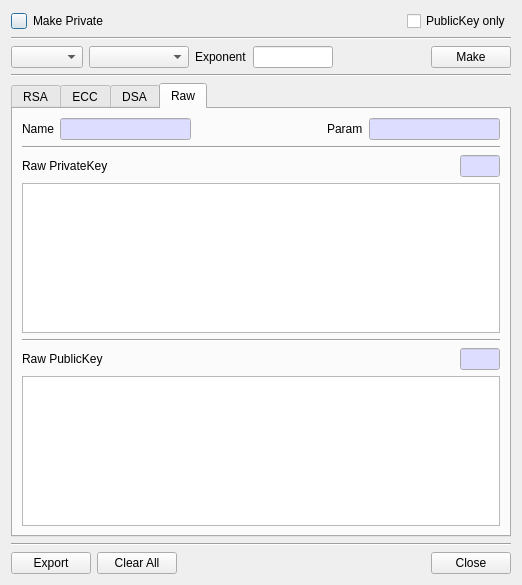
First picture: the form in BerEditor/make_pri_key_dlg.ui, repository jykim74/BerEditor, before the edit.
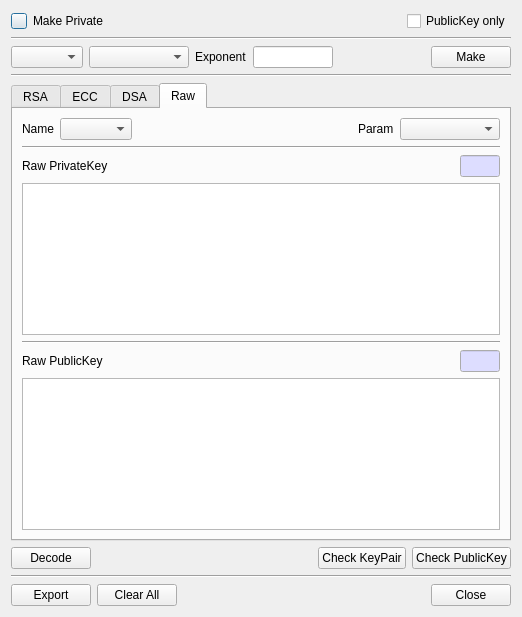
Second picture: the form after the edit. Icons and pictures are not drawn.

The edit to the form file:
```diff
--- a/BerEditor/make_pri_key_dlg.ui
+++ b/BerEditor/make_pri_key_dlg.ui
@@ -7,7 +7,7 @@
     <x>0</x>
     <y>0</y>
     <width>518</width>
-    <height>585</height>
+    <height>617</height>
    </rect>
   </property>
   <property name="windowTitle">
@@ -1285,74 +1285,6 @@
            </property>
           </widget>
          </item>
-         <item row="0" column="4">
-          <widget class="QLineEdit" name="mRawParamText">
-           <property name="palette">
-            <palette>
-             <active>
-              <colorrole role="Base">
-               <brush brushstyle="SolidPattern">
-                <color alpha="255">
-                 <red>221</red>
-                 <green>221</green>
-                 <blue>255</blue>
-                </color>
-               </brush>
-              </colorrole>
-             </active>
-             <inactive>
-              <colorrole role="Base">
-               <brush brushstyle="SolidPattern">
-                <color alpha="255">
-                 <red>221</red>
-                 <green>221</green>
-                 <blue>255</blue>
-                </color>
-               </brush>
-              </colorrole>
-             </inactive>
-             <disabled/>
-            </palette>
-           </property>
-           <property name="readOnly">
-            <bool>true</bool>
-           </property>
-          </widget>
-         </item>
-         <item row="0" column="1">
-          <widget class="QLineEdit" name="mRawNameText">
-           <property name="palette">
-            <palette>
-             <active>
-              <colorrole role="Base">
-               <brush brushstyle="SolidPattern">
-                <color alpha="255">
-                 <red>221</red>
-                 <green>221</green>
-                 <blue>255</blue>
-                </color>
-               </brush>
-              </colorrole>
-             </active>
-             <inactive>
-              <colorrole role="Base">
-               <brush brushstyle="SolidPattern">
-                <color alpha="255">
-                 <red>221</red>
-                 <green>221</green>
-                 <blue>255</blue>
-                </color>
-               </brush>
-              </colorrole>
-             </inactive>
-             <disabled/>
-            </palette>
-           </property>
-           <property name="readOnly">
-            <bool>true</bool>
-           </property>
-          </widget>
-         </item>
          <item row="0" column="2">
           <spacer name="horizontalSpacer_11">
            <property name="orientation">
@@ -1366,6 +1298,19 @@
            </property>
           </spacer>
          </item>
+         <item row="0" column="1">
+          <widget class="QComboBox" name="mRawNameCombo"/>
+         </item>
+         <item row="0" column="4">
+          <widget class="QComboBox" name="mRawParamCombo">
+           <property name="minimumSize">
+            <size>
+             <width>100</width>
+             <height>0</height>
+            </size>
+           </property>
+          </widget>
+         </item>
         </layout>
        </item>
        <item>
@@ -1528,6 +1473,47 @@
      </widget>
     </widget>
    </item>
+   <item>
+    <layout class="QGridLayout" name="gridLayout_18">
+     <property name="topMargin">
+      <number>0</number>
+     </property>
+     <item row="0" column="3">
+      <widget class="QPushButton" name="mCheckPubKeyBtn">
+       <property name="text">
+        <string>Check PublicKey</string>
+       </property>
+      </widget>
+     </item>
+     <item row="0" column="0">
+      <widget class="QPushButton" name="mDecodeBtn">
+       <property name="text">
+        <string>Decode</string>
+       </property>
+      </widget>
+     </item>
+     <item row="0" column="2">
+      <widget class="QPushButton" name="mCheckKeyPairBtn">
+       <property name="text">
+        <string>Check KeyPair</string>
+       </property>
+      </widget>
+     </item>
+     <item row="0" column="1">
+      <spacer name="horizontalSpacer_15">
+       <property name="orientation">
+        <enum>Qt::Horizontal</enum>
+       </property>
+       <property name="sizeHint" stdset="0">
+        <size>
+         <width>40</width>
+         <height>20</height>
+        </size>
+       </property>
+      </spacer>
+     </item>
+    </layout>
+   </item>
    <item>
     <widget class="Line" name="line">
      <property name="orientation">
```
Left out of the diff: 76 changed lines with no effect on the pictures.
